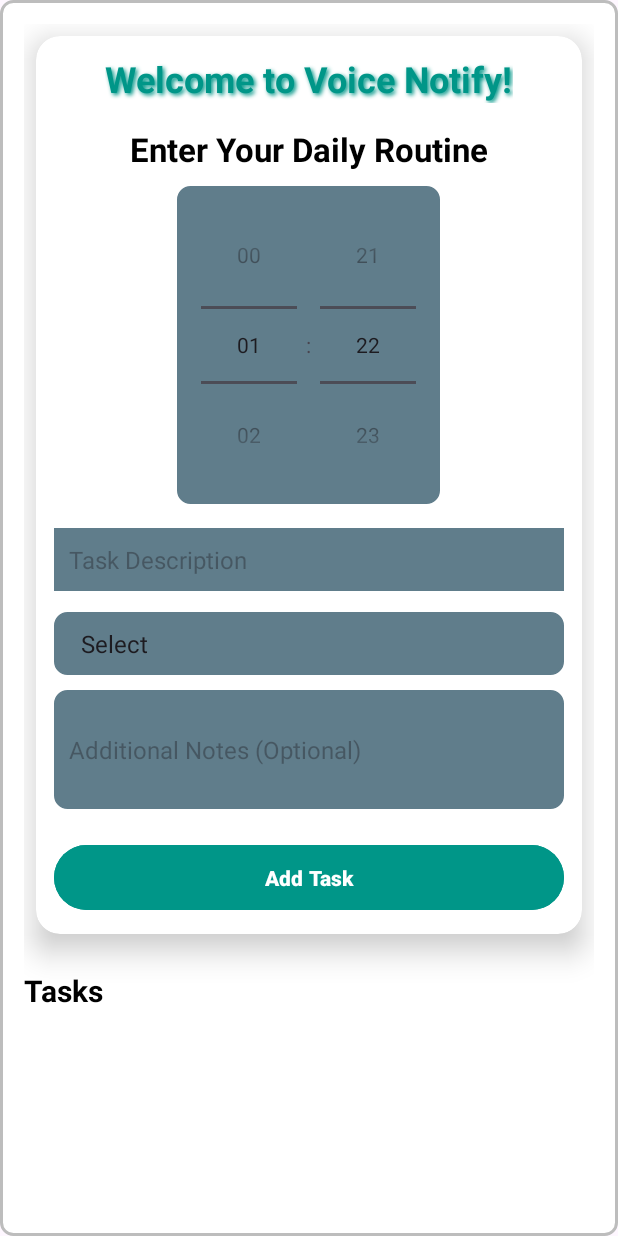
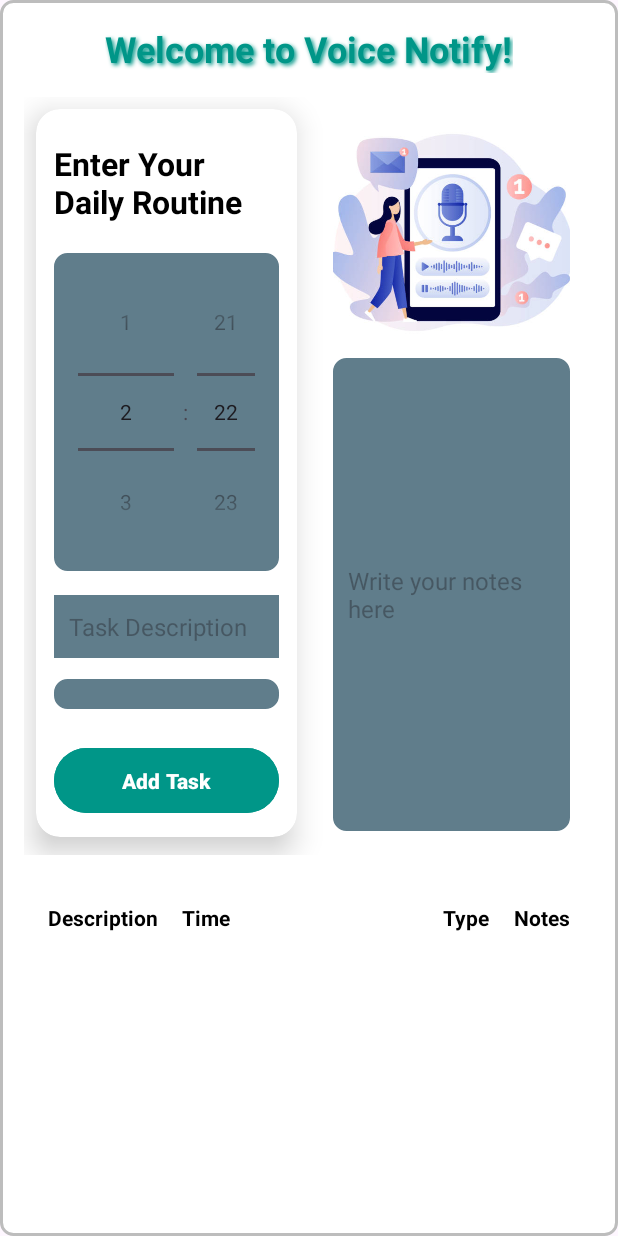
Before and after one commit to Hafsa-zafar39/VoiceNotify, an Android app: the screen it shows after launch (MainActivity), after a tap on "Add Task", on a phone screen of 412 x 824 dp. Run offline under Robolectric (Android 15) with nearby library versions, the phone set to English and light mode, and no system bars; 2 other taps on this screen came first.

Commit message:
entries in tabular form

```diff
--- a/app/src/main/java/com/sid/voicenot/MainActivity.java
+++ b/app/src/main/java/com/sid/voicenot/MainActivity.java
@@ -1,76 +1,90 @@
 package com.sid.voicenot;
 
+import android.annotation.SuppressLint;
 import android.os.Bundle;
 import android.view.View;
-import android.widget.ArrayAdapter;
 import android.widget.Button;
 import android.widget.EditText;
-import android.widget.ListView;
+import android.widget.LinearLayout;
 import android.widget.Spinner;
+import android.widget.TableLayout;
+import android.widget.TableRow;
+import android.widget.TextView;
 import android.widget.TimePicker;
+import android.widget.Toast;
 import androidx.appcompat.app.AppCompatActivity;
-import java.util.ArrayList;
 
 public class MainActivity extends AppCompatActivity {
 
+    private LinearLayout formContainer, notesContainer;
     private TimePicker timePicker;
-    private EditText taskDescription, notes;
+    private EditText taskDescription, notesBox;
     private Spinner taskTypeSpinner;
     private Button submitButton;
-    private ListView taskList;
-    private ArrayList<String> tasks;
-    private ArrayAdapter<String> adapter;
+    private TableLayout taskTable;
 
+    @SuppressLint("MissingInflatedId")
     @Override
     protected void onCreate(Bundle savedInstanceState) {
         super.onCreate(savedInstanceState);
         setContentView(R.layout.activity_main);
 
-        // Initialize UI components
+        // Initialize containers and form components
+        formContainer = findViewById(R.id.formContainer);
+        notesContainer = findViewById(R.id.notesContainer);
         timePicker = findViewById(R.id.timePicker);
         taskDescription = findViewById(R.id.taskDescription);
-        notes = findViewById(R.id.notes);  // Handle the notes input field
         taskTypeSpinner = findViewById(R.id.taskTypeSpinner);
         submitButton = findViewById(R.id.submitButton);
-        taskList = findViewById(R.id.taskList);
+        notesBox = findViewById(R.id.notesBox);
+        taskTable = findViewById(R.id.taskTable);
 
-        // Initialize task list
-        tasks = new ArrayList<>();
-        adapter = new ArrayAdapter<>(this, android.R.layout.simple_list_item_1, tasks);
-        taskList.setAdapter(adapter);
+        // Set OnClickListener for formContainer and notesContainer
+        formContainer.setOnClickListener(v -> {
+            formContainer.setVisibility(View.VISIBLE);
+            notesContainer.setVisibility(View.GONE);
+        });
 
-        // Set up the Spinner with task types
-        ArrayAdapter<CharSequence> spinnerAdapter = ArrayAdapter.createFromResource(this,
-                R.array.task_types, android.R.layout.simple_spinner_item);
-        spinnerAdapter.setDropDownViewResource(android.R.layout.simple_spinner_dropdown_item);
-        taskTypeSpinner.setAdapter(spinnerAdapter);
+        notesContainer.setOnClickListener(v -> {
+            formContainer.setVisibility(View.GONE);
+            notesContainer.setVisibility(View.VISIBLE);
+        });
 
-        // Set the TimePicker to 24-hour format
-        timePicker.setIs24HourView(true);
+        // Handle form submission to add tasks to the table
+        submitButton.setOnClickListener(v -> {
+            String description = taskDescription.getText().toString();
+            String notes = notesBox.getText().toString();
+            int hour = timePicker.getCurrentHour();
+            int minute = timePicker.getCurrentMinute();
+            String taskTime = hour + ":" + (minute < 10 ? "0" + minute : minute);
 
-        // Handle the Submit button click
-        submitButton.setOnClickListener(new View.OnClickListener() {
-            @Override
-            public void onClick(View v) {
-                int hour = timePicker.getHour();
-                int minute = timePicker.getMinute();
-                String task = taskDescription.getText().toString();
-                String taskNotes = notes.getText().toString();  // Get the notes from the user
-                String taskType = taskTypeSpinner.getSelectedItem().toString();
-
-                // Make sure that the task description is not empty before adding
-                if (!task.isEmpty()) {
-                    // Format the task with time, task, type, and notes
-                    String formattedTask = String.format("%02d:%02d - %s (%s)\nNotes: %s", hour, minute, task, taskType, taskNotes);
-                    tasks.add(formattedTask);  // Add the new task to the list
-                    adapter.notifyDataSetChanged();  // Refresh the list to show the new task
-
-                    // Clear the input fields after the task is added
-                    taskDescription.setText("");
-                    notes.setText("");
-                    taskTypeSpinner.setSelection(0);  // Reset the spinner to the first item
-                }
+            if (!description.isEmpty()) {
+                addTaskToTable(description, taskTime, taskTypeSpinner.getSelectedItem().toString(), notes);
+            } else {
+                Toast.makeText(MainActivity.this, "Please enter a task description", Toast.LENGTH_SHORT).show();
             }
         });
     }
+
+    private void addTaskToTable(String description, String time, String type, String notes) {
+        TableRow row = new TableRow(this);
+
+        TextView descriptionView = new TextView(this);
+        descriptionView.setText(description);
+        row.addView(descriptionView);
+
+        TextView timeView = new TextView(this);
+        timeView.setText(time);
+        row.addView(timeView);
+
+        TextView typeView = new TextView(this);
+        typeView.setText(type);
+        row.addView(typeView);
+
+        TextView notesView = new TextView(this);
+        notesView.setText(notes);
+        row.addView(notesView);
+
+        taskTable.addView(row);
+    }
 }
--- a/app/src/main/res/layout/activity_main.xml
+++ b/app/src/main/res/layout/activity_main.xml
@@ -1,9 +1,7 @@
-<?xml version="1.0" encoding="utf-8"?>
-<ScrollView
-    xmlns:android="http://schemas.android.com/apk/res/android"
-    xmlns:app="http://schemas.android.com/apk/res-auto"
+<ScrollView xmlns:android="http://schemas.android.com/apk/res/android"
     android:layout_width="match_parent"
     android:layout_height="match_parent"
+    xmlns:app="http://schemas.android.com/apk/res-auto"
     android:fillViewport="true"
     android:background="@drawable/form_background">
 
@@ -13,22 +11,7 @@
         android:orientation="vertical"
         android:padding="16dp">
 
-        <!-- Form with Border and Shadow -->
-        <androidx.cardview.widget.CardView
-            android:layout_width="match_parent"
-            android:layout_height="wrap_content"
-            android:layout_margin="8dp"
-            app:cardElevation="12dp"
-            app:cardCornerRadius="16dp"
-            app:cardBackgroundColor="@color/white">
-
-            <LinearLayout
-                android:layout_width="match_parent"
-                android:layout_height="wrap_content"
-                android:orientation="vertical"
-                android:padding="12dp">
-
-                <!-- Welcome Message -->
+        <!-- Welcome Message Centered at the Top -->
         <TextView
             android:id="@+id/welcomeMessage"
             android:layout_width="wrap_content"
@@ -42,7 +25,32 @@
             android:shadowColor="@color/teal500"
             android:shadowDx="2"
             android:shadowDy="2"
-                    android:shadowRadius="3"/>
+            android:shadowRadius="3" />
+
+        <!-- Main Content Section: Left Form and Right Notes Container -->
+        <LinearLayout
+            android:layout_width="match_parent"
+            android:layout_height="wrap_content"
+            android:orientation="horizontal">
+
+            <!-- Form Section on the Left -->
+            <androidx.cardview.widget.CardView
+                android:layout_width="0dp"
+                android:layout_height="wrap_content"
+                android:layout_weight="1"
+                android:layout_margin="8dp"
+                app:cardElevation="12dp"
+                app:cardCornerRadius="16dp"
+                app:cardBackgroundColor="@color/white">
+
+                <LinearLayout
+                    android:id="@+id/formContainer"
+                    android:layout_width="match_parent"
+                    android:layout_height="wrap_content"
+                    android:orientation="vertical"
+                    android:padding="12dp"
+                    android:clickable="true"
+                    android:focusable="true">
 
                     <!-- Daily Routine Title -->
                     <TextView
@@ -50,7 +58,8 @@
                         android:layout_width="wrap_content"
                         android:layout_height="wrap_content"
                         android:text="Enter Your Daily Routine"
-                    android:textSize="22sp"
+                        android:textSize="21sp"
+                        android:layout_marginTop="10dp"
                         android:textStyle="bold"
                         android:textColor="@color/black"
                         android:layout_gravity="center"
@@ -59,6 +68,7 @@
                     <!-- Time Picker -->
                     <TimePicker
                         android:id="@+id/timePicker"
+                        android:layout_marginTop="10dp"
                         android:layout_width="wrap_content"
                         android:layout_height="wrap_content"
                         android:timePickerMode="spinner"
@@ -90,20 +100,6 @@
                         android:layout_marginTop="6dp"
                         android:layout_marginBottom="10dp"/>
 
-                <!-- Notes Input -->
-                <EditText
-                    android:id="@+id/notes"
-                    android:layout_width="match_parent"
-                    android:layout_height="wrap_content"
-                    android:hint="Additional Notes (Optional)"
-                    android:inputType="textMultiLine"
-                    android:minLines="3"
-                    android:textColor="@color/black"
-                    android:background="@drawable/spinner_background"
-                    android:padding="10dp"
-                    android:textSize="16sp"
-                    android:layout_marginBottom="8dp"/>
-
                     <!-- Submit Button -->
                     <Button
                         android:id="@+id/submitButton"
@@ -118,25 +114,90 @@
                 </LinearLayout>
             </androidx.cardview.widget.CardView>
 
-        <!-- Tasks List Header -->
+            <!-- Notes Section on the Right -->
+            <LinearLayout
+                android:id="@+id/notesContainer"
+                android:layout_width="0dp"
+                android:layout_height="wrap_content"
+                android:layout_weight="1"
+                android:orientation="vertical"
+                android:padding="8dp"
+                android:background="@color/white"
+                android:layout_margin="8dp"
+                app:cardElevation="8dp"
+                android:clickable="true"
+                android:focusable="true">
+
+                <!-- Image Above the Notes -->
+                <ImageView
+                    android:id="@+id/image"
+                    android:layout_width="match_parent"
+                    android:layout_height="150dp"
+                    android:src="@drawable/appimg1"
+                    android:scaleType="centerCrop"
+                    android:layout_marginBottom="8dp"/>
+
+                <!-- Notes Box -->
+                <EditText
+                    android:id="@+id/notesBox"
+                    android:layout_width="match_parent"
+                    android:layout_height="315sp"
+                    android:hint="Write your notes here"
+                    android:inputType="textMultiLine"
+                    android:minLines="5"
+                    android:textColor="@color/black"
+                    android:background="@drawable/spinner_background"
+                    android:padding="10dp"
+                    android:textSize="16sp"/>
+            </LinearLayout>
+        </LinearLayout>
+
+        <!-- Task Table to Display Added Tasks -->
+        <TableLayout
+            android:id="@+id/taskTable"
+            android:layout_width="match_parent"
+            android:layout_height="wrap_content"
+            android:layout_marginTop="16dp"
+            android:stretchColumns="1"
+            android:padding="8dp"
+            android:background="@color/white"
+            android:divider="@android:color/darker_gray"
+            android:showDividers="middle">
+
+            <!-- Table Headers -->
+            <TableRow>
                 <TextView
-            android:id="@+id/tasksHeader"
                     android:layout_width="wrap_content"
                     android:layout_height="wrap_content"
-            android:text="Tasks"
-            android:textSize="20sp"
+                    android:text="Description"
                     android:textStyle="bold"
-            android:textColor="@color/black"
-            android:layout_marginTop="16dp"/>
+                    android:padding="8dp"
+                    android:textColor="@color/black"/>
+                <TextView
+                    android:layout_width="wrap_content"
+                    android:layout_height="wrap_content"
+                    android:text="Time"
+                    android:textStyle="bold"
+                    android:padding="8dp"
+                    android:textColor="@color/black"/>
+                <TextView
+                    android:layout_width="wrap_content"
+                    android:layout_height="wrap_content"
+                    android:text="Type"
+                    android:textStyle="bold"
+                    android:padding="8dp"
+                    android:textColor="@color/black"/>
+                <TextView
+                    android:layout_width="wrap_content"
+                    android:layout_height="wrap_content"
+                    android:text="Notes"
+                    android:textStyle="bold"
+                    android:padding="8dp"
+                    android:textColor="@color/black"/>
+            </TableRow>
 
-        <!-- List of Tasks -->
-        <ListView
-            android:id="@+id/taskList"
-            android:layout_width="match_parent"
-            android:layout_height="300dp"
-        android:dividerHeight="1dp"
-        android:layout_marginTop="8dp"/>
+            <!-- Dynamic Rows will be added here -->
+        </TableLayout>
 
     </LinearLayout>
-
 </ScrollView>
```
Also changed, not shown: app/src/main/res/drawable/appimg1.jpg (added). Lines whose indentation alone changed are shown as unchanged.
